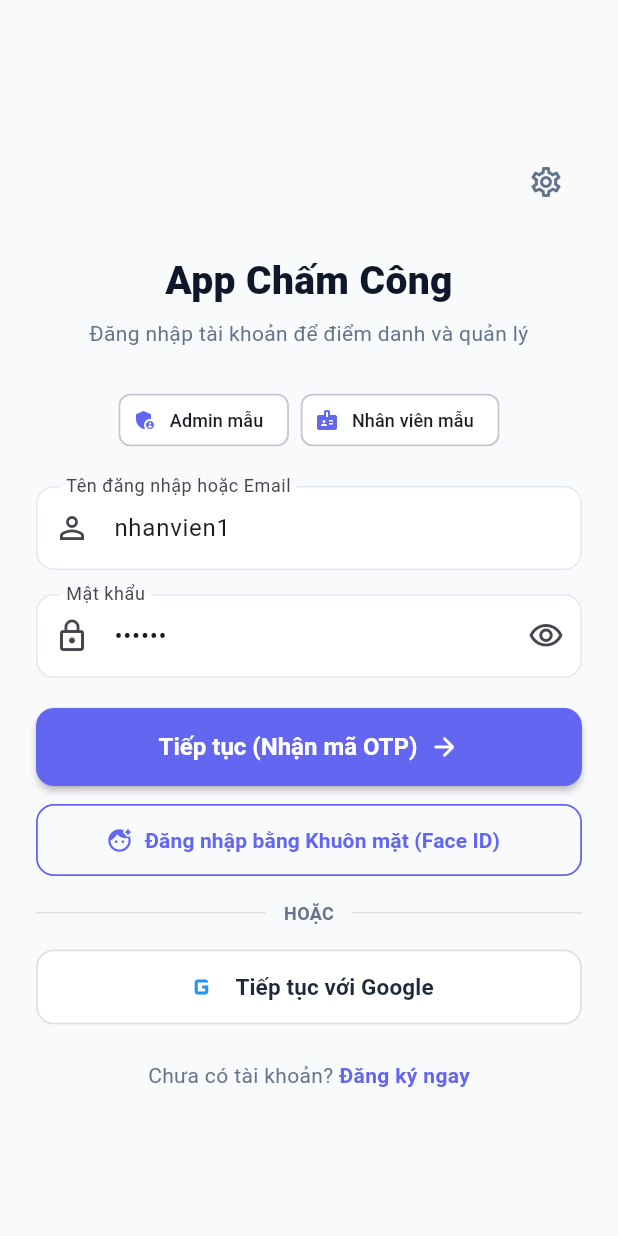
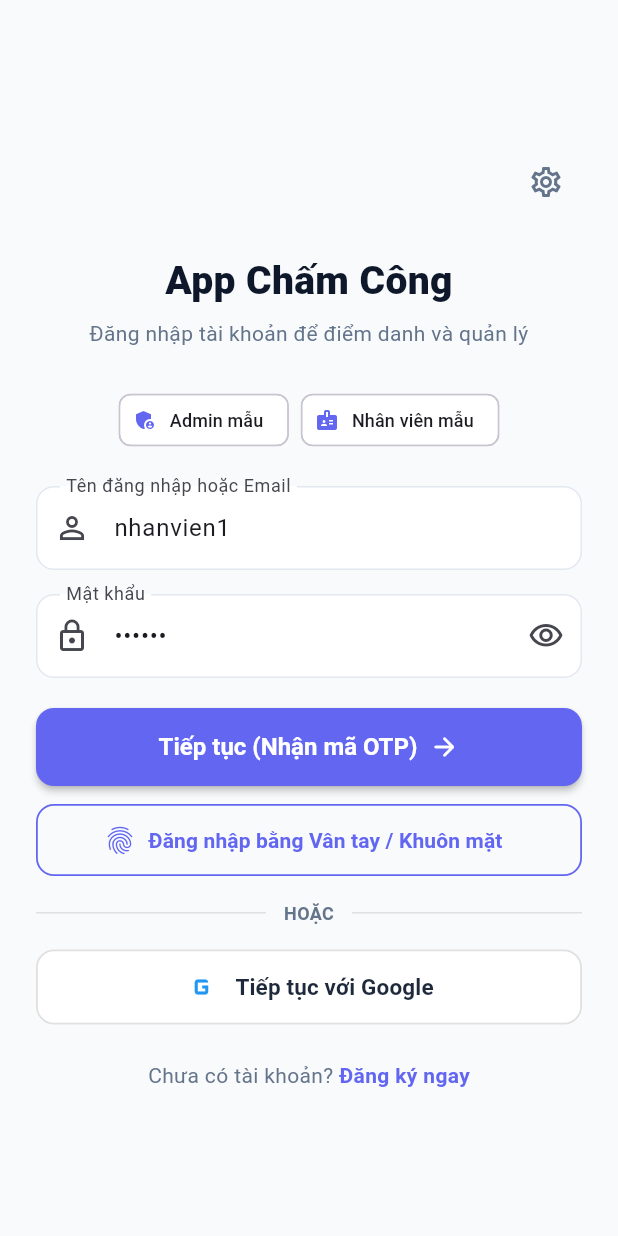
Before and after one commit to nguyenhuutridaicalamdong-hash/Appchamcong, a Flutter app: the screen it shows after launch, on a phone screen of 412 x 824 dp. Run offline on Flutter 3.47's test engine with Material 3 defaults, Android fonts, the phone set to English and light mode, and no system bars; our stand-ins replace geolocator, local_auth, shared_preferences; missing offline and left inert: mobile_scanner; network calls fail.

Commit message:
update: Doi nhan nut sinh trac hoc thanh 'Dang nhap bang Van tay / Khuon mat'

```diff
--- a/lib/screens/auth/login_screen.dart
+++ b/lib/screens/auth/login_screen.dart
@@ -313,12 +313,12 @@ class _LoginScreenState extends State<LoginScreen> {
             mainAxisSize: MainAxisSize.min,
             children: [
               const Text(
-                'Nhận Diện Khuôn Mặt (Face ID)',
+                'Xác Thực Vân Tay / Khuôn Mặt',
                 style: TextStyle(fontWeight: FontWeight.w800, fontSize: 18),
               ),
               const SizedBox(height: 8),
               const Text(
-                'Vui lòng hướng khuôn mặt vào chính giữa camera',
+                'Vui lòng chạm vào cảm biến vân tay hoặc hướng khuôn mặt vào camera',
                 textAlign: TextAlign.center,
                 style: TextStyle(fontSize: 12, color: AppTheme.textSecondary),
               ),
@@ -530,7 +530,7 @@ class _LoginScreenState extends State<LoginScreen> {
                   ),
                   const SizedBox(height: 12),
 
-                  // NÚT ĐĂNG NHẬP BẰNG KHUÔN MẶT (FACE ID)
+                  // NÚT ĐĂNG NHẬP BẰNG SINH TRẮC HỌC (VÂN TAY / KHUÔN MẶT)
                   OutlinedButton.icon(
                     style: OutlinedButton.styleFrom(
                       minimumSize: const Size(double.infinity, 48),
@@ -538,9 +538,9 @@ class _LoginScreenState extends State<LoginScreen> {
                       shape: RoundedRectangleBorder(borderRadius: BorderRadius.circular(12)),
                     ),
                     onPressed: _handleFaceLogin,
-                    icon: const Icon(Icons.face_retouching_natural_rounded, color: AppTheme.primary),
+                    icon: const Icon(Icons.fingerprint_rounded, color: AppTheme.primary, size: 22),
                     label: const Text(
-                      'Đăng nhập bằng Khuôn mặt (Face ID)',
+                      'Đăng nhập bằng Vân tay / Khuôn mặt',
                       style: TextStyle(color: AppTheme.primary, fontWeight: FontWeight.w700),
                     ),
                   ),
--- a/lib/services/biometric_service.dart
+++ b/lib/services/biometric_service.dart
@@ -21,7 +21,7 @@ class BiometricService {
       if (!available) return false;
 
       return await _auth.authenticate(
-        localizedReason: 'Vui lòng nhìn vào cảm biến khuôn mặt để xác thực đăng nhập',
+        localizedReason: 'Vui lòng xác thực vân tay hoặc khuôn mặt để đăng nhập',
         biometricOnly: true,
       );
     } catch (_) {
```
